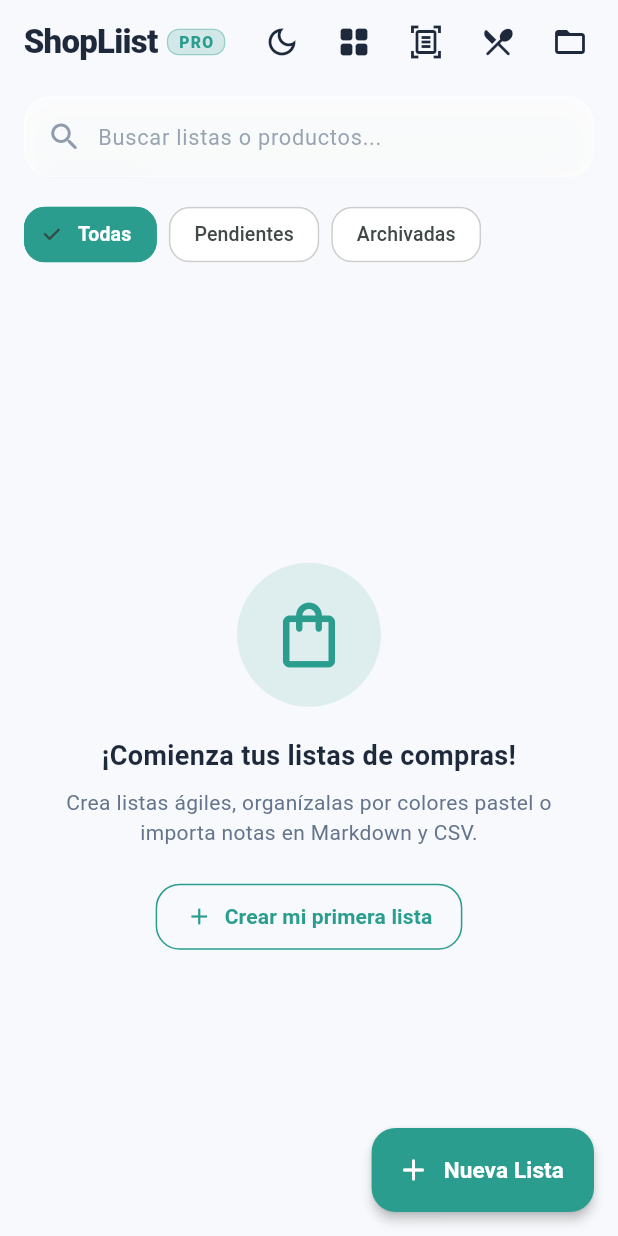
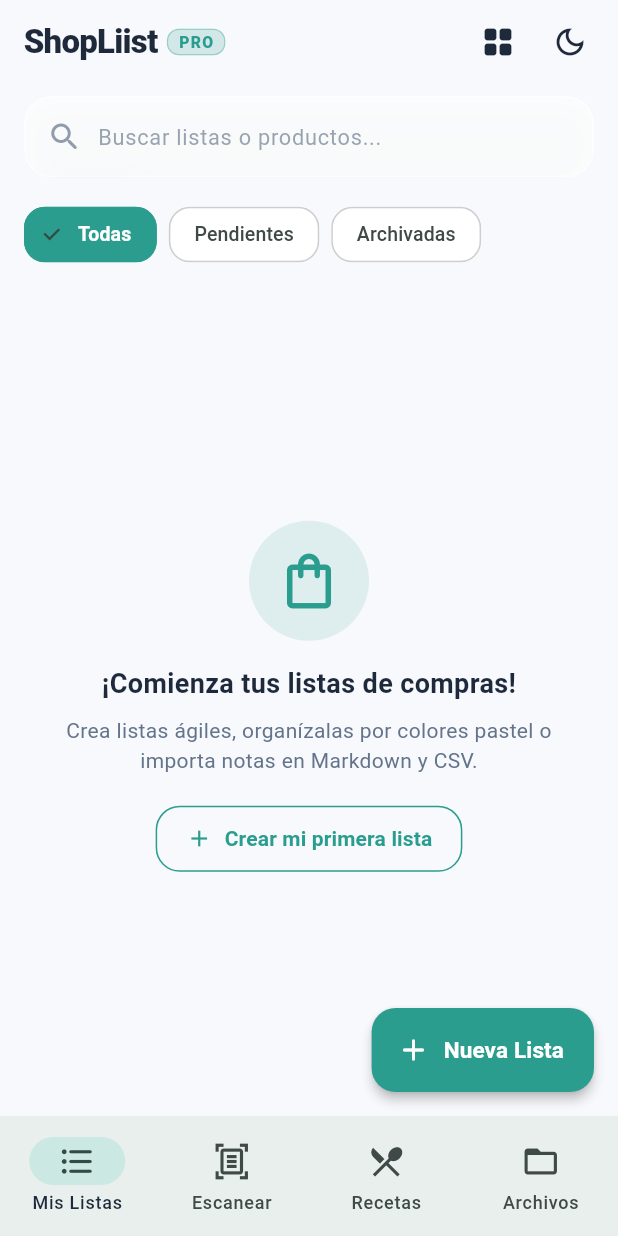
Before and after one commit to Quimaerical/ListScan-Pro, a Flutter app: the screen it shows after launch, on a phone screen of 412 x 824 dp. Run offline on Flutter 3.47's test engine with Material 3 defaults, Android fonts, the phone set to English and light mode, and no system bars; our stand-ins replace image_picker, sqflite; missing offline and left inert: file_selector, google_mlkit_text_recognition; accounts and stored records are empty.

```diff
--- a/lib/features/shopping_lists/presentation/views/dashboard_screen.dart
+++ b/lib/features/shopping_lists/presentation/views/dashboard_screen.dart
@@ -27,6 +27,7 @@ class DashboardScreen extends StatefulWidget {
 
 class _DashboardScreenState extends State<DashboardScreen> {
   final TextEditingController _searchController = TextEditingController();
+  int _selectedNavIndex = 0;
 
   @override
   void initState() {
@@ -105,16 +106,6 @@ class _DashboardScreenState extends State<DashboardScreen> {
               ],
             ),
             actions: <Widget>[
-              // Toggle Theme Mode (Light / Dark)
-              IconButton(
-                tooltip: isDark ? 'Modo Claro' : 'Modo Oscuro',
-                icon: Icon(
-                  isDark ? Icons.light_mode_outlined : Icons.dark_mode_outlined,
-                  color: textColor,
-                ),
-                onPressed: widget.controller.toggleThemeMode,
-              ),
-
               // Toggle View Mode (List vs Grid)
               IconButton(
                 tooltip: widget.controller.isGridView
@@ -127,14 +118,24 @@ class _DashboardScreenState extends State<DashboardScreen> {
                 onPressed: widget.controller.toggleViewMode,
               ),
 
-              // OCR Scanner
+              // Toggle Theme Mode (Light / Dark)
               IconButton(
-                tooltip: 'Escanear con OCR',
+                tooltip: isDark ? 'Modo Claro' : 'Modo Oscuro',
                 icon: Icon(
-                  Icons.document_scanner_outlined,
+                  isDark ? Icons.light_mode_outlined : Icons.dark_mode_outlined,
                   color: textColor,
                 ),
-                onPressed: () {
+                onPressed: widget.controller.toggleThemeMode,
+              ),
+              const SizedBox(width: 8.0),
+            ],
+          ),
+          bottomNavigationBar: NavigationBar(
+            selectedIndex: _selectedNavIndex,
+            onDestinationSelected: (int index) {
+              if (index == 0) {
+                setState(() => _selectedNavIndex = 0);
+              } else if (index == 1) {
                 Navigator.of(context).push(
                   MaterialPageRoute<void>(
                     builder: (BuildContext ctx) => ScanListScreen(
@@ -142,17 +143,7 @@ class _DashboardScreenState extends State<DashboardScreen> {
                     ),
                   ),
                 );
-                },
-              ),
-
-              // Recipes Search & Inspiration
-              IconButton(
-                tooltip: 'Buscar recetas e ideas',
-                icon: Icon(
-                  Icons.restaurant_menu_rounded,
-                  color: textColor,
-                ),
-                onPressed: () {
+              } else if (index == 2) {
                 Navigator.of(context).push(
                   MaterialPageRoute<void>(
                     builder: (BuildContext ctx) => RecipeSearchScreen(
@@ -160,24 +151,34 @@ class _DashboardScreenState extends State<DashboardScreen> {
                     ),
                   ),
                 );
-                },
-              ),
-
-              // Interoperability / Import sheet
-              IconButton(
-                tooltip: 'Archivos e importación',
-                icon: Icon(
-                  Icons.folder_open_outlined,
-                  color: textColor,
-                ),
-                onPressed: () {
+              } else if (index == 3) {
                 ExportImportSheet.show(
                   context: context,
                   controller: widget.controller,
                 );
+              }
             },
+            destinations: const <NavigationDestination>[
+              NavigationDestination(
+                icon: Icon(Icons.format_list_bulleted_outlined, size: 26),
+                selectedIcon: Icon(Icons.format_list_bulleted_rounded, size: 26),
+                label: 'Mis Listas',
               ),
-              const SizedBox(width: 8.0),
+              NavigationDestination(
+                icon: Icon(Icons.document_scanner_outlined, size: 26),
+                selectedIcon: Icon(Icons.document_scanner_rounded, size: 26),
+                label: 'Escanear',
+              ),
+              NavigationDestination(
+                icon: Icon(Icons.restaurant_menu_outlined, size: 26),
+                selectedIcon: Icon(Icons.restaurant_menu_rounded, size: 26),
+                label: 'Recetas',
+              ),
+              NavigationDestination(
+                icon: Icon(Icons.folder_open_outlined, size: 26),
+                selectedIcon: Icon(Icons.folder_open_rounded, size: 26),
+                label: 'Archivos',
+              ),
             ],
           ),
           floatingActionButton: FloatingActionButton.extended(
@@ -268,6 +269,7 @@ class _DashboardScreenState extends State<DashboardScreen> {
                   )
                 else if (displayLists.isEmpty)
                   SliverFillRemaining(
+                    hasScrollBody: false,
                     child: _EmptyListsPlaceholder(
                       isSearching: widget.controller.searchQuery.isNotEmpty,
                       onCreateFirstList: _handleCreateNewList,
@@ -413,24 +415,25 @@ class _EmptyListsPlaceholder extends StatelessWidget {
     final Color secColor = isDark ? AppColors.textSecondaryDark : AppColors.textSecondaryLight;
 
     return Center(
+      child: SingleChildScrollView(
         child: Padding(
-        padding: const EdgeInsets.all(32.0),
+          padding: const EdgeInsets.symmetric(horizontal: 28.0, vertical: 16.0),
           child: Column(
             mainAxisSize: MainAxisSize.min,
             children: <Widget>[
               Container(
-              padding: const EdgeInsets.all(22.0),
+                padding: const EdgeInsets.all(18.0),
                 decoration: BoxDecoration(
                   color: AppColors.primaryMint.withValues(alpha: 0.12),
                   shape: BoxShape.circle,
                 ),
                 child: const Icon(
                   Icons.shopping_bag_outlined,
-                size: 52.0,
+                  size: 44.0,
                   color: AppColors.primaryMint,
                 ),
               ),
-            const SizedBox(height: 20.0),
+              const SizedBox(height: 16.0),
               Text(
                 isSearching ? 'No se encontraron resultados' : '¡Comienza tus listas de compras!',
                 style: TextStyle(
@@ -453,7 +456,7 @@ class _EmptyListsPlaceholder extends StatelessWidget {
                 textAlign: TextAlign.center,
               ),
               if (!isSearching) ...<Widget>[
-              const SizedBox(height: 22.0),
+                const SizedBox(height: 18.0),
                 OutlinedButton.icon(
                   onPressed: onCreateFirstList,
                   icon: const Icon(Icons.add, color: AppColors.primaryMint),
@@ -476,6 +479,7 @@ class _EmptyListsPlaceholder extends StatelessWidget {
             ],
           ),
         ),
+      ),
     );
   }
 }
```
Also changed, not shown: lib/features/recipes/presentation/views/recipe_search_screen.dart (+25 -5 lines), lib/features/recipes/presentation/widgets/recipe_detail_bottom_sheet.dart (+41 -15 lines), lib/features/shopping_lists/presentation/controllers/shopping_lists_controller.dart (+12 -2 lines), lib/features/shopping_lists/presentation/views/list_detail_screen.dart (+39 -29 lines), lib/features/shopping_lists/presentation/widgets/note_card_widget.dart (+9 -8 lines), lib/features/shopping_lists/presentation/widgets/shopping_item_tile.dart (+12 -12 lines). Lines whose indentation alone changed are shown as unchanged.
